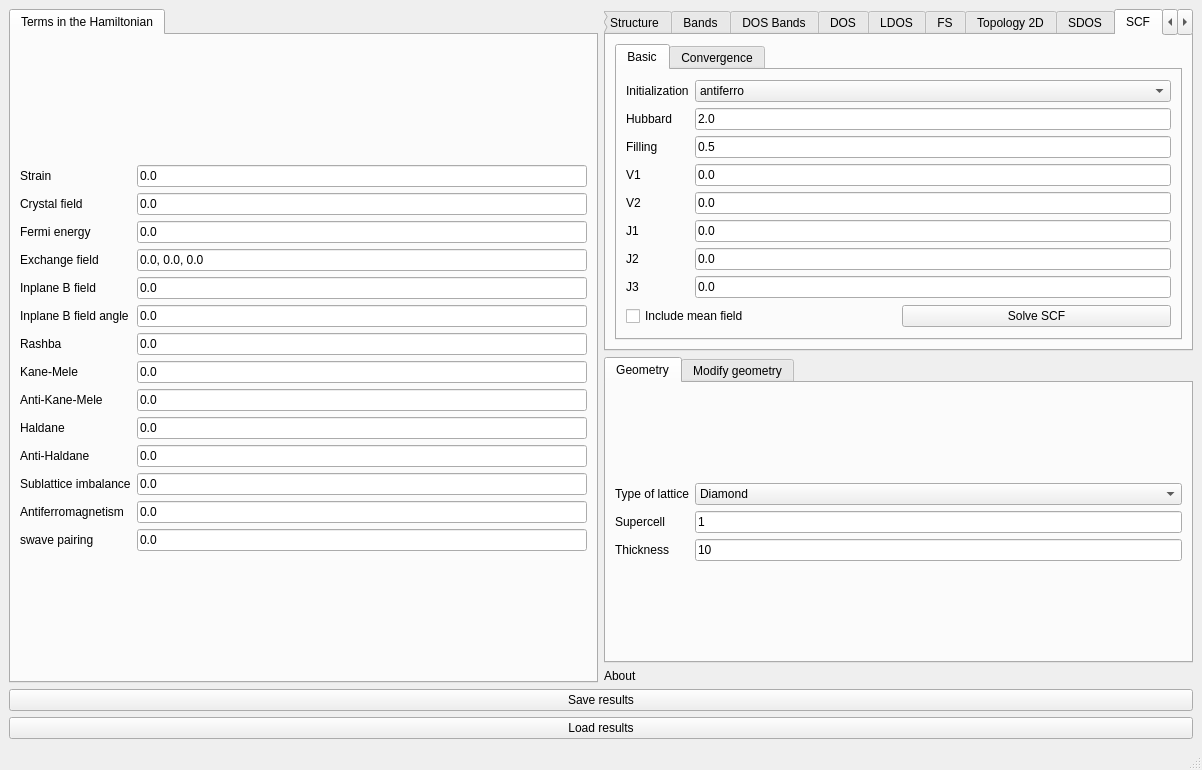
Qt form interface-pyqt/2dslab/interface.ui (joselado/quantum-lattice) before a commit.
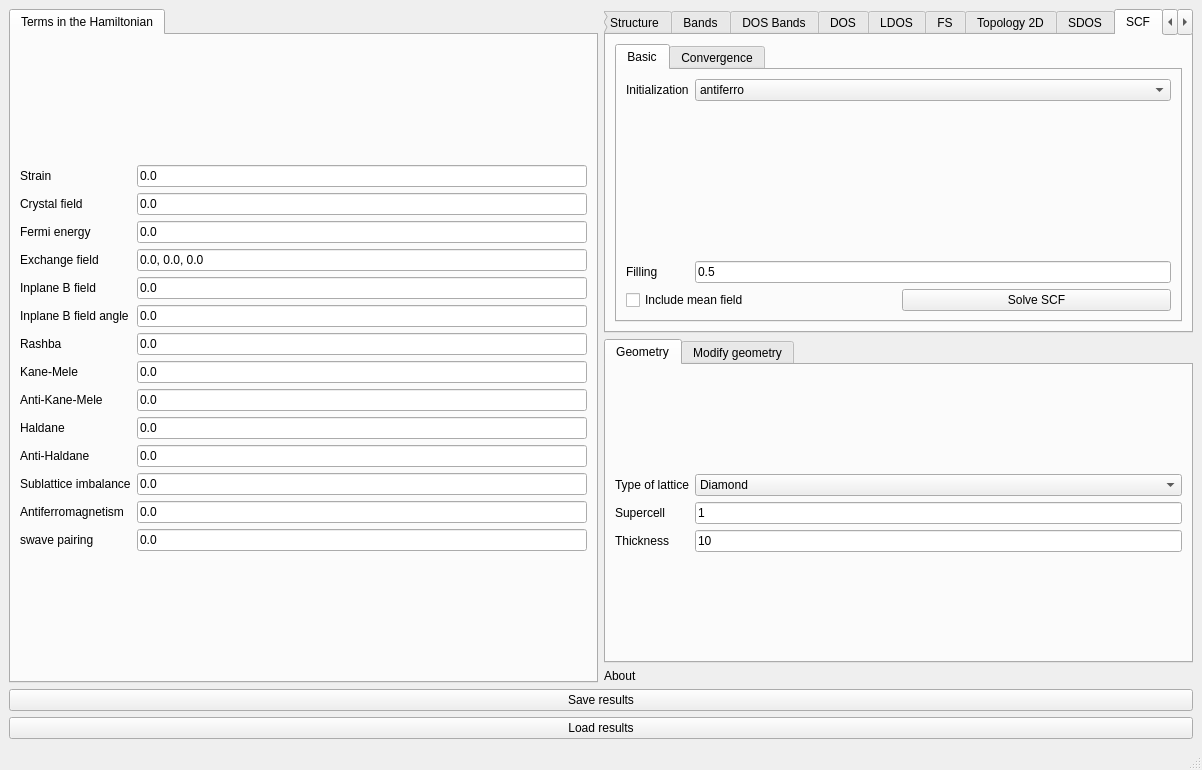
The same form after that commit. The open tabs and pages were chosen to show the change. Custom widgets are drawn as their Qt base class.

Commit message: Split SCF mean-field terms into Density-density/Spin-spin tabs; make Hamiltonian-term label names consistent

What changed in the file:
```diff
--- a/interface-pyqt/2dslab/interface.ui
+++ b/interface-pyqt/2dslab/interface.ui
@@ -967,6 +967,9 @@
            <layout class="QGridLayout" name="gridLayout_23">
             <item row="0" column="0" colspan="2">
              <layout class="QGridLayout" name="gridLayout_10">
+              <item row="1" column="0" colspan="2">
+              <widget class="QWidget" name="scf_terms_container"/>
+             </item>
               <item row="0" column="1">
                <widget class="ComboBox" name="scf_initialization">
                 <item>
@@ -993,21 +996,7 @@
                 </property>
                </widget>
               </item>
-              <item row="1" column="0">
-               <widget class="BodyLabel" name="label_23">
-                <property name="text">
-                 <string>Hubbard</string>
-                </property>
-               </widget>
-              </item>
-              <item row="1" column="1">
-               <widget class="LineEdit" name="U">
-                <property name="text">
-                 <string>2.0</string>
-                </property>
-               </widget>
-              </item>
-              <item row="2" column="0">
+                                          <item row="2" column="0">
                <widget class="BodyLabel" name="label_34">
                 <property name="text">
                  <string>Filling</string>
@@ -1021,92 +1010,7 @@
                 </property>
                </widget>
               </item>
-              <item row="3" column="0">
-               <widget class="BodyLabel" name="label_v1">
-                <property name="text">
-                 <string>V1</string>
-                </property>
-               </widget>
-              </item>
-              <item row="3" column="1">
-               <widget class="LineEdit" name="V1">
-                <property name="toolTip">
-                 <string>First neighbor interaction</string>
-                </property>
-                <property name="text">
-                 <string>0.0</string>
-                </property>
-               </widget>
-              </item>
-              <item row="4" column="0">
-               <widget class="BodyLabel" name="label_v2">
-                <property name="text">
-                 <string>V2</string>
-                </property>
-               </widget>
-              </item>
-              <item row="4" column="1">
-               <widget class="LineEdit" name="V2">
-                <property name="toolTip">
-                 <string>Second neighbor interaction</string>
-                </property>
-                <property name="text">
-                 <string>0.0</string>
-                </property>
-               </widget>
-              </item>
-              <item row="5" column="0">
-               <widget class="BodyLabel" name="label_j1">
-                <property name="text">
-                 <string>J1</string>
-                </property>
-               </widget>
-              </item>
-              <item row="5" column="1">
-               <widget class="LineEdit" name="J1">
-                <property name="toolTip">
-                 <string>First neighbor Heisenberg exchange</string>
-                </property>
-                <property name="text">
-                 <string>0.0</string>
-                </property>
-               </widget>
-              </item>
-              <item row="6" column="0">
-               <widget class="BodyLabel" name="label_j2">
-                <property name="text">
-                 <string>J2</string>
-                </property>
-               </widget>
-              </item>
-              <item row="6" column="1">
-               <widget class="LineEdit" name="J2">
-                <property name="toolTip">
-                 <string>Second neighbor Heisenberg exchange</string>
-                </property>
-                <property name="text">
-                 <string>0.0</string>
-                </property>
-               </widget>
-              </item>
-              <item row="7" column="0">
-               <widget class="BodyLabel" name="label_j3">
-                <property name="text">
-                 <string>J3</string>
-                </property>
-               </widget>
-              </item>
-              <item row="7" column="1">
-               <widget class="LineEdit" name="J3">
-                <property name="toolTip">
-                 <string>Third neighbor Heisenberg exchange</string>
-                </property>
-                <property name="text">
-                 <string>0.0</string>
-                </property>
-               </widget>
-              </item>
-             </layout>
+                                                                                                                                                         </layout>
             </item>
             <item row="1" column="0">
              <widget class="CheckBox" name="do_scf">
```
Left out of the diff: 20 changed lines with no effect on the pictures. The commit also changes 35 other files.
